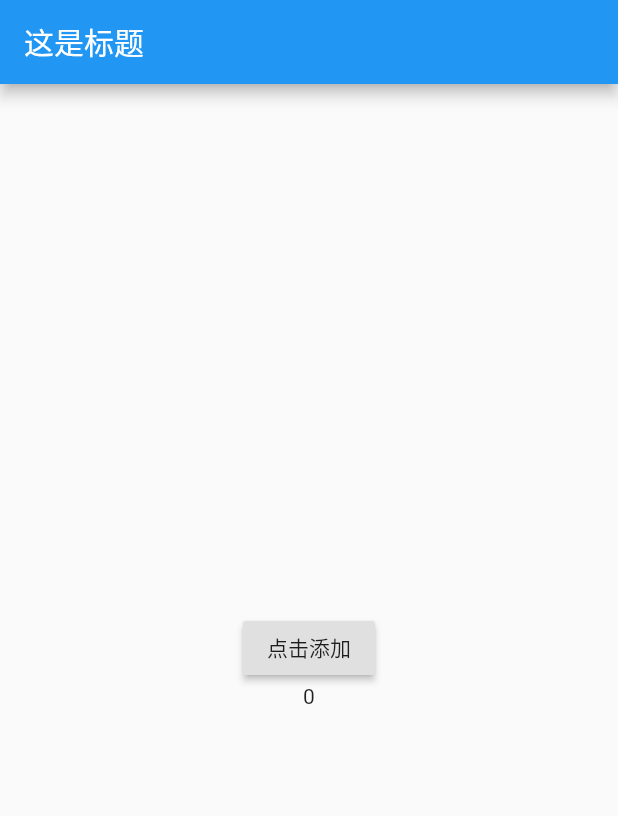
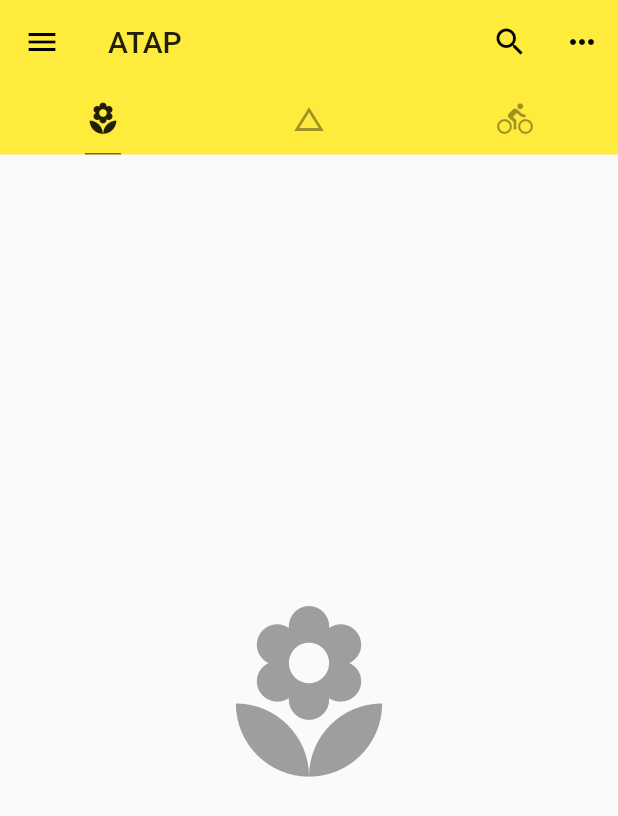
Before and after one commit to wangguangatap/flutter-widget, a Flutter app: the screen it shows after launch, on a phone screen of 412 x 824 dp. Shown: the top 816 px of the screen. Run offline on Flutter 3.47's test engine with Material 2 defaults, Android fonts, the phone set to English and light mode, and no system bars.

```diff
--- a/lib/main.dart
+++ b/lib/main.dart
@@ -1,84 +1,82 @@
 import 'package:flutter/material.dart';
+import 'data/data.dart';
 
-void main(){
-  runApp(Index());
+void main() {
+  runApp(App());
 }
 
+class App extends StatelessWidget {
+  @override
+  Widget build(BuildContext context) {
+    // TODO: implement build
+    return MaterialApp(
+      debugShowCheckedModeBanner: false,
+      title: "MYAPP",
+      home: Home(),
+      theme: ThemeData(
+          primarySwatch: Colors.yellow,
 
-class Index extends StatelessWidget{
-  @override
-  Widget build(BuildContext context){
-    return MaterialApp(
-      title:"MYAPP",
-      home:Scaffold(
-        appBar: AppBar(
-          title:Text("这是标题")
-        ),
-        body:Body()
-      )
+          ///设置高亮颜色，点上去出现的颜色就是高亮颜色
+          highlightColor: Color.fromRGBO(255, 255, 255, 0.5),
+
+          ///水波纹的效果
+          splashColor: Colors.white70),
     );
   }
 }
 
-
-
-class Body extends StatefulWidget{
-  Body(){
-    print("body的构造函数--");
-  }
-  @override
-  State<StatefulWidget> createState(){
-    print("body的createState--");
-    return BodyState();
-  }
-}
-
-
-
-class BodyState extends State<Body>{
-  int counter = 0;
-  BodyState(){
-    print("bodyState的构造函数----");
-  }
-
-  void initState(){
-    super.initState();
-    print("bodyState的initState被调用----");
-  }
-
-  @override
-  void didChangeDependencies() {
-    // TODO: implement didChangeDependencies
-    super.didChangeDependencies();
-    print("当依赖被修改时调用----");
-  }
-
-  @override
-  void didUpdateWidget(Body oldWidget) {
-    // TODO: implement didUpdateWidget
-    super.didUpdateWidget(oldWidget);
-    print("当父组件被修改后调用----");
-  }
-
+class Home extends StatelessWidget {
   @override
   Widget build(BuildContext context) {
-    print("bodyState的build被调用----");
     // TODO: implement build
-    return Center(
-      child: Column(
-        mainAxisAlignment: MainAxisAlignment.center,
-        children:<Widget> [
-            RaisedButton(
-              child: Text("点击添加"),
-              onPressed: (){
-                setState(() {
-                  counter++;
-                });
-              },
+
+    /// Tab主要有三个部分组成
+    /// DefaultTabController
+    /// TabBar
+    /// TabView
+    return DefaultTabController(
+      length: 3,
+      child: Scaffold(
+          appBar: AppBar(
+            leading: IconButton(
+              icon: Icon(Icons.menu),
+              tooltip: "显示抽屉",
+              onPressed: () {},
             ),
-            Text("$counter")
-        ],
-      ),
+            actions: [
+              IconButton(
+                  icon: Icon(Icons.search), tooltip: "搜索", onPressed: () {}),
+              IconButton(
+                  icon: Icon(Icons.more_horiz), tooltip: "更多", onPressed: () {})
+            ],
+            title: Text("ATAP"),
+            elevation: 0.0,
+            bottom: TabBar(
+
+                ///设置没有选中的Tab的图标的颜色
+                unselectedLabelColor: Colors.black38,
+
+                ///设置选中的Tab图标的底边颜色
+                indicatorColor: Colors.black54,
+
+                ///设置Tab的底边和Icon一样长，可选项tab，值得是和tab一样长
+                indicatorSize: TabBarIndicatorSize.label,
+
+                ///设置底边的高度，粗细
+                indicatorWeight: 1.0,
+                tabs: <Widget>[
+                  Tab(icon: Icon(Icons.local_florist)),
+                  Tab(icon: Icon(Icons.change_history)),
+                  Tab(icon: Icon(Icons.directions_bike))
+                ]),
+          ),
+          body: TabBarView(
+            children: <Widget>[
+              Icon(Icons.local_florist, size: 130.0, color: Colors.grey),
+              Icon(Icons.change_history, size: 130.0, color: Colors.grey),
+              Icon(Icons.directions_bike, size: 130.0, color: Colors.grey),
+            ],
+          )),
     );
   }
 }
```
Also changed, not shown: lib/data/data.dart (added, +30 -0 lines), lib/WX20200817-163953.png (added).
